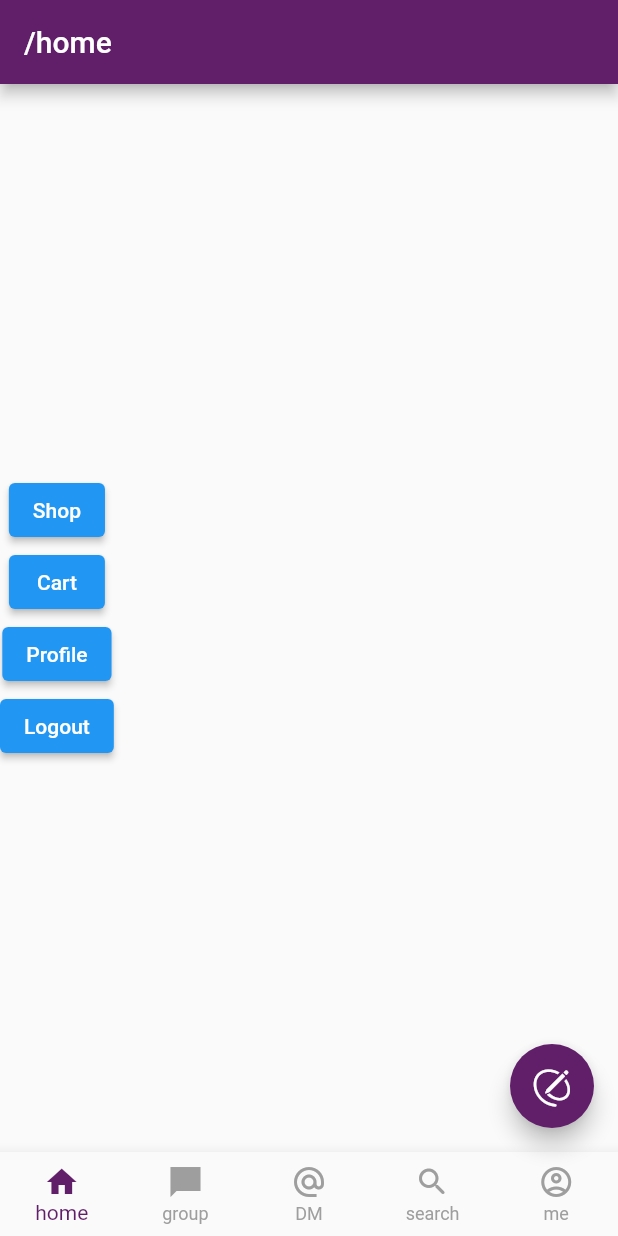
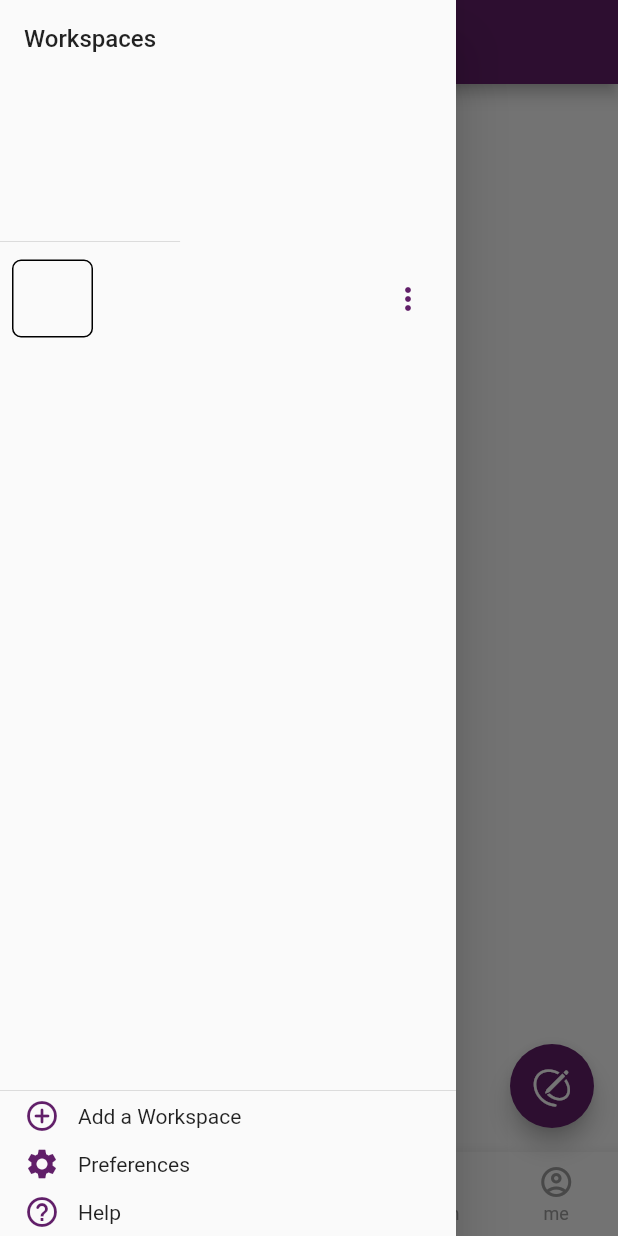
Before and after one commit to giaptt1610/slack-clone, a Flutter app: the HomePage screen opened by its route, with the side drawer open (before the commit the screen has no drawer), on a phone screen of 412 x 824 dp. Run offline on Flutter 3.47's test engine with Material 2 defaults, Android fonts, the phone set to English and light mode, and no system bars; our stand-ins replace badges, bloc, flutter_bloc, get_it, go_router, uni_links.

Commit message:
add drawer

```diff
--- a/lib/pages/home_page.dart
+++ b/lib/pages/home_page.dart
@@ -6,6 +6,8 @@ import '../blocs/app/app_bloc.dart';
 import '../routes/app_router.dart';
 import '../service_locator.dart';
 import '../widgets/bottom_navbar.dart';
+import '../widgets/app_drawer.dart';
+import '../widgets/avatar_button.dart';
 
 class HomePage extends StatefulWidget {
   HomePage({Key? key}) : super(key: key);
@@ -22,28 +24,40 @@ class _HomePageState extends State<HomePage> {
     final router = getIt<AppRouter>();
     return Scaffold(
       appBar: AppBar(
-        title: Text('${router.router.location}'),
+        leading: Builder(builder: (context) {
+          return AvatarButton(
+            onTap: () => Scaffold.of(context).openDrawer(),
+          );
+        }),
+        title: Row(
+          children: [
+            Text('Title'),
+            SizedBox(width: 10.0),
+            Text('${router.router.location}'),
+          ],
+        ),
       ),
+      drawer: AppDrawer(),
       body: SafeArea(
         child: Column(
           mainAxisAlignment: MainAxisAlignment.center,
           children: [
-            ElevatedButton(
-                onPressed: () {
-                  GoRouter.of(context).push('/shop');
-                },
-                child: Text('Shop')),
-            ElevatedButton(
-                onPressed: () {
-                  GoRouter.of(context).push('/cart');
-                },
-                child: Text('Cart')),
-            ElevatedButton(onPressed: () {}, child: Text('Profile')),
-            ElevatedButton(
-                onPressed: () {
-                  context.read<AppBloc>().add(LogoutEvent());
-                },
-                child: Text('Logout')),
+            // ElevatedButton(
+            //     onPressed: () {
+            //       GoRouter.of(context).push('/shop');
+            //     },
+            //     child: Text('Shop')),
+            // ElevatedButton(
+            //     onPressed: () {
+            //       GoRouter.of(context).push('/cart');
+            //     },
+            //     child: Text('Cart')),
+            // ElevatedButton(onPressed: () {}, child: Text('Profile')),
+            // ElevatedButton(
+            //     onPressed: () {
+            //       context.read<AppBloc>().add(LogoutEvent());
+            //     },
+            //     child: Text('Logout')),
           ],
         ),
       ),
--- a/lib/theme/custom_theme.dart
+++ b/lib/theme/custom_theme.dart
@@ -1,3 +1,5 @@
+import 'dart:io';
+
 import 'package:flutter/material.dart';
 import 'colors.dart';
 
@@ -5,8 +7,10 @@ class CustomTheme {
   static ThemeData get lightTheme {
     return ThemeData(
       primaryColor: AppColors.primaryColor,
-      appBarTheme: const AppBarTheme(
+      appBarTheme: AppBarTheme(
         backgroundColor: AppColors.primaryColor,
+        elevation: Platform.isIOS ? 1.0 : 4.0,
+        centerTitle: false,
       ),
       iconTheme: const IconThemeData(
         color: AppColors.primaryColor,
--- /dev/null
+++ b/lib/widgets/app_drawer.dart
@@ -0,0 +1,57 @@
+import 'package:flutter/material.dart';
+import 'package:slack_clone/widgets/drawer_body_item.dart';
+import 'package:slack_clone/widgets/drawer_footer_item.dart';
+
+class AppDrawer extends StatelessWidget {
+  const AppDrawer({Key? key}) : super(key: key);
+
+  @override
+  Widget build(BuildContext context) {
+    return Drawer(
+      child: SafeArea(
+        child: Container(
+          child: Column(
+            crossAxisAlignment: CrossAxisAlignment.start,
+            children: [
+              const DrawerHeader(
+                child: Text(
+                  'Workspaces',
+                  style: TextStyle(fontSize: 16.0),
+                ),
+              ),
+              Expanded(
+                child: ListView.separated(
+                  itemCount: 1,
+                  separatorBuilder: (context, index) => Divider(),
+                  itemBuilder: (context, index) => DrawerBodyItem(),
+                ),
+              ),
+              const Divider(height: 2.0),
+              DrawerFooterItem(
+                icon: Icons.add_circle_outline_rounded,
+                lable: 'Add a Workspace',
+                onTap: () {
+                  print('-- add a workspace');
+                },
+              ),
+              DrawerFooterItem(
+                icon: Icons.settings,
+                lable: 'Preferences',
+                onTap: () {
+                  print('-- preferences');
+                },
+              ),
+              DrawerFooterItem(
+                icon: Icons.help_outline_rounded,
+                lable: 'Help',
+                onTap: () {
+                  print('-- help');
+                },
+              ),
+            ],
+          ),
+        ),
+      ),
+    );
+  }
+}
--- /dev/null
+++ b/lib/widgets/avatar_button.dart
@@ -0,0 +1,24 @@
+import 'package:flutter/material.dart';
+
+class AvatarButton extends StatelessWidget {
+  final VoidCallback? onTap;
+  const AvatarButton({this.onTap, Key? key}) : super(key: key);
+
+  @override
+  Widget build(BuildContext context) {
+    return Container(
+      padding: const EdgeInsets.all(12.0),
+      child: InkWell(
+        onTap: onTap,
+        child: Container(
+          height: 32.0,
+          width: 32.0,
+          decoration: BoxDecoration(
+            color: Colors.green[300],
+            borderRadius: BorderRadius.circular(4.0),
+          ),
+        ),
+      ),
+    );
+  }
+}
--- /dev/null
+++ b/lib/widgets/drawer_body_item.dart
@@ -0,0 +1,30 @@
+import 'package:flutter/material.dart';
+
+class DrawerBodyItem extends StatelessWidget {
+  const DrawerBodyItem({Key? key}) : super(key: key);
+
+  @override
+  Widget build(BuildContext context) {
+    return Container(
+      height: 60,
+      padding: const EdgeInsets.symmetric(horizontal: 8.0, vertical: 4.0),
+      child: Row(
+        children: [
+          SizedBox(
+            width: 54,
+            child: Container(
+              decoration: BoxDecoration(
+                border: Border.all(),
+                borderRadius: BorderRadius.circular(6.0),
+              ),
+            ),
+          ),
+          SizedBox(width: 10.0),
+          Expanded(child: Column()),
+          SizedBox(width: 10.0),
+          IconButton(onPressed: () {}, icon: Icon(Icons.more_vert))
+        ],
+      ),
+    );
+  }
+}
--- /dev/null
+++ b/lib/widgets/drawer_footer_item.dart
@@ -0,0 +1,30 @@
+import 'package:flutter/material.dart';
+
+class DrawerFooterItem extends StatelessWidget {
+  final IconData icon;
+  final String lable;
+  final VoidCallback? onTap;
+  const DrawerFooterItem(
+      {required this.icon, required this.lable, this.onTap, Key? key})
+      : super(key: key);
+
+  @override
+  Widget build(BuildContext context) {
+    return Container(
+      height: 32.0,
+      child: InkWell(
+        onTap: onTap,
+        child: Container(
+          padding: const EdgeInsets.fromLTRB(16.0, 0, 0, 0),
+          child: Row(
+            children: [
+              Icon(icon),
+              SizedBox(width: 12.0),
+              Expanded(child: Text(lable)),
+            ],
+          ),
+        ),
+      ),
+    );
+  }
+}
```
